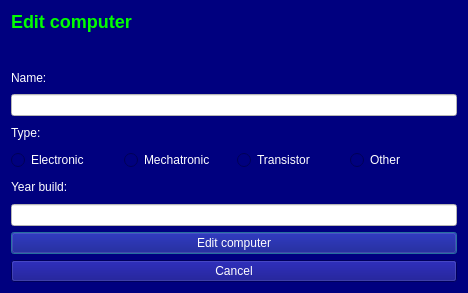
Qt form Verkefni_3/edit_computer.ui (Verklegt/Lokaverkefni) before a commit.
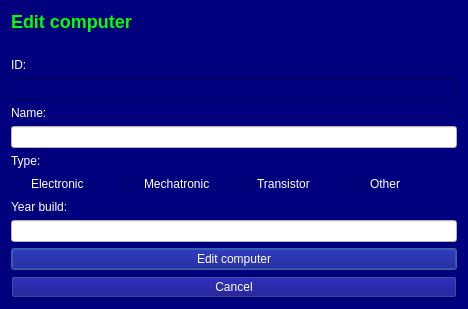
The same form after that commit.

What changed in the file:
```diff
--- a/Verkefni_3/edit_computer.ui
+++ b/Verkefni_3/edit_computer.ui
@@ -32,6 +32,16 @@
      </property>
     </widget>
    </item>
+   <item>
+    <widget class="QLabel" name="label_5">
+     <property name="text">
+      <string>ID:</string>
+     </property>
+    </widget>
+   </item>
+   <item>
+    <widget class="QLineEdit" name="line_ID"/>
+   </item>
    <item>
     <layout class="QHBoxLayout" name="horizontalLayout">
      <item>
```
